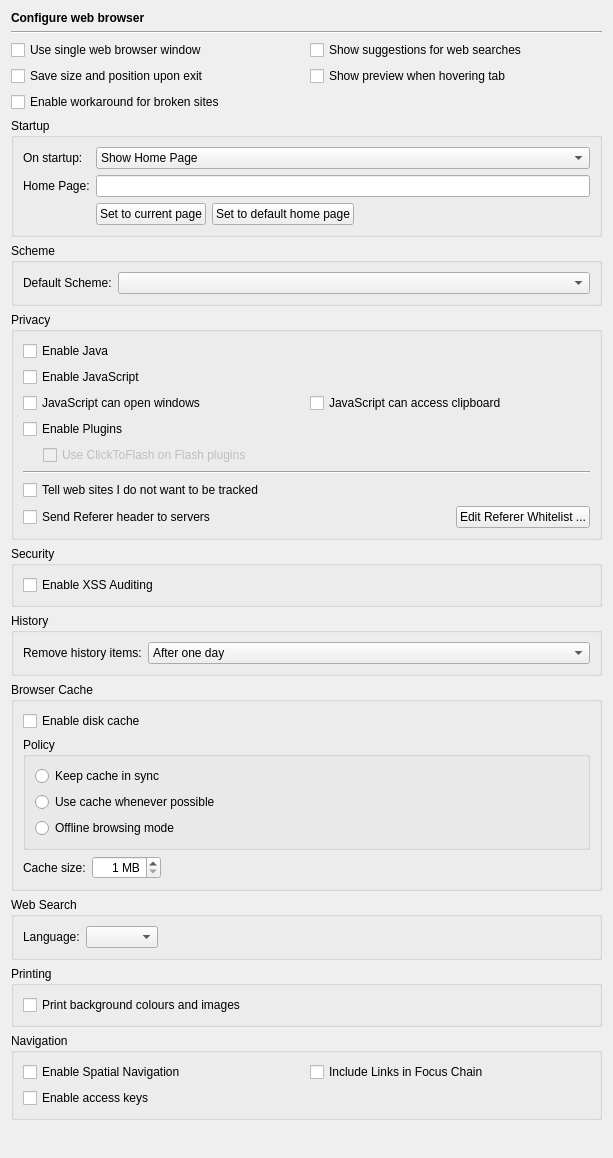
Qt form Preferences/ConfigurationPages/HelpWebBrowserPage.ui (testmana2/test) before a commit.
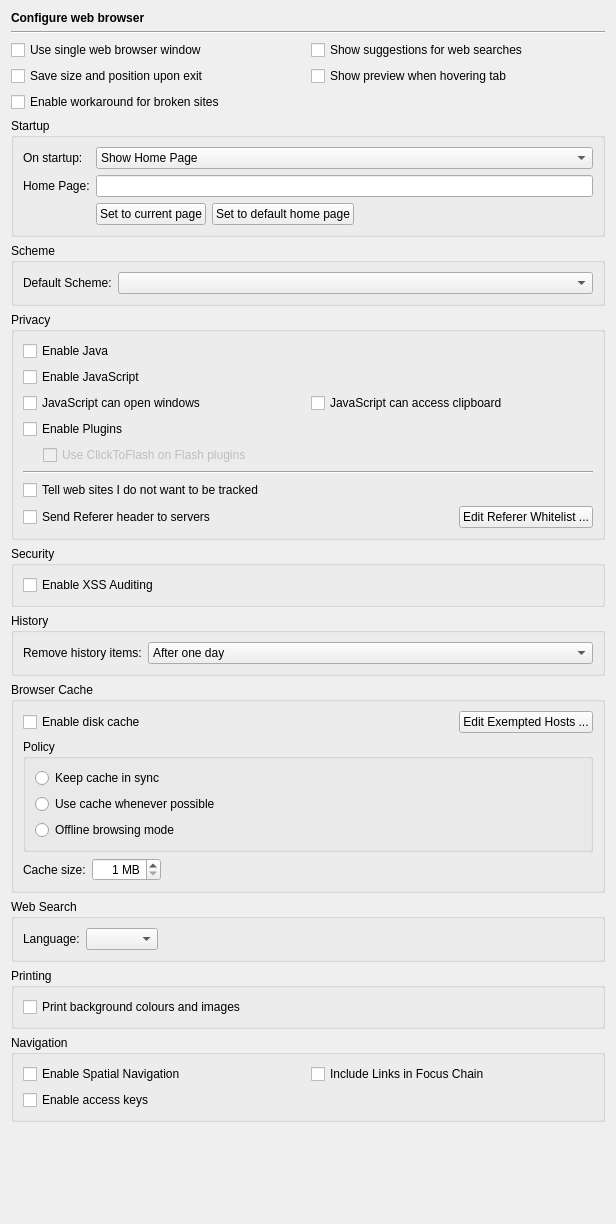
The same form after that commit.

Commit message: Added a dialog to configure hosts to be exempted from caching.

Patch:
```diff
--- a/Preferences/ConfigurationPages/HelpWebBrowserPage.ui
+++ b/Preferences/ConfigurationPages/HelpWebBrowserPage.ui
@@ -6,8 +6,8 @@
    <rect>
     <x>0</x>
     <y>0</y>
-    <width>613</width>
-    <height>1158</height>
+    <width>616</width>
+    <height>1224</height>
    </rect>
   </property>
   <layout class="QVBoxLayout" name="verticalLayout_4">
@@ -464,12 +464,39 @@
      </property>
      <layout class="QGridLayout" name="gridLayout_2">
       <item row="0" column="0" colspan="3">
+       <layout class="QHBoxLayout" name="horizontalLayout_5">
+        <item>
        <widget class="QCheckBox" name="diskCacheCheckBox">
         <property name="text">
          <string>Enable disk cache</string>
         </property>
        </widget>
       </item>
+        <item>
+         <spacer name="horizontalSpacer_7">
+          <property name="orientation">
+           <enum>Qt::Horizontal</enum>
+          </property>
+          <property name="sizeHint" stdset="0">
+           <size>
+            <width>40</width>
+            <height>20</height>
+           </size>
+          </property>
+         </spacer>
+        </item>
+        <item>
+         <widget class="QPushButton" name="noCacheHostsButton">
+          <property name="toolTip">
+           <string>Press to edit the list of hosts exempted from caching</string>
+          </property>
+          <property name="text">
+           <string>Edit Exempted Hosts ...</string>
+          </property>
+         </widget>
+        </item>
+       </layout>
+      </item>
       <item row="1" column="0" colspan="3">
        <widget class="QGroupBox" name="groupBox_4">
         <property name="title">
```
Left out of the diff: 5 changed lines with no effect on the pictures. Lines whose indentation alone changed are shown as unchanged. The commit also changes 24 other files.
